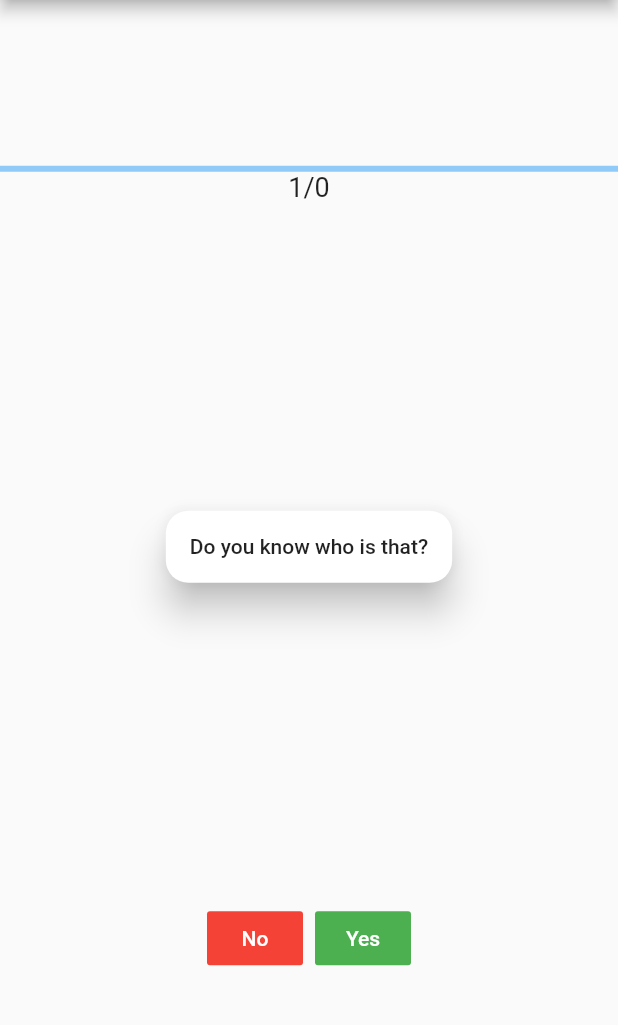
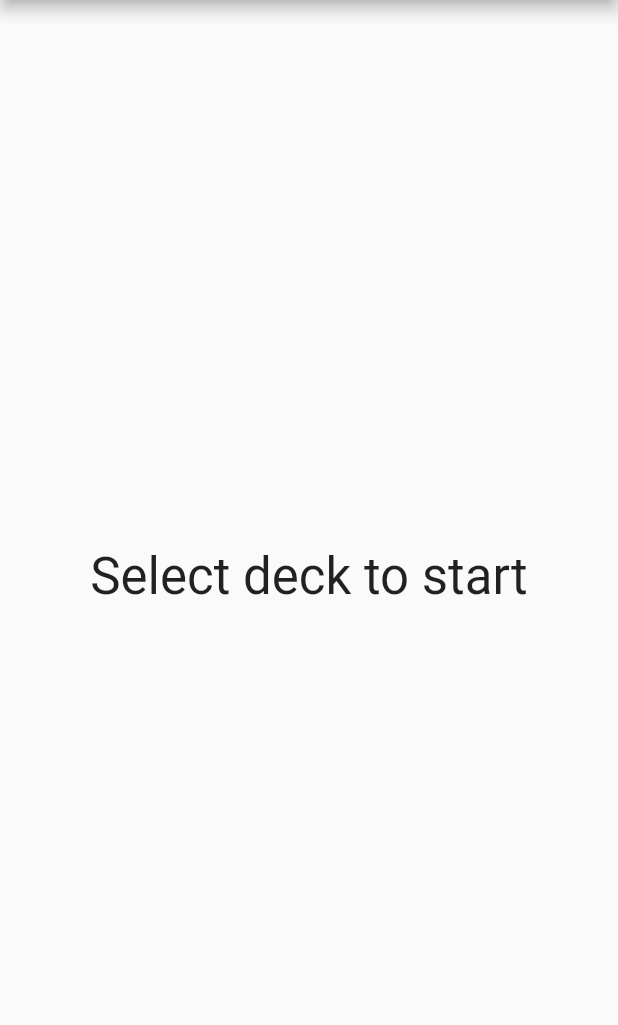
Before and after one commit to flabbet/WhoIsWho-Game, a Flutter app: the screen it shows after launch, after a tap on "Open Deck", on a phone screen of 412 x 824 dp, the part 84-1109 px from its top. Run offline on Flutter 3.47's test engine with Material 2 defaults, Android fonts, the phone set to English and light mode, and no system bars; drawn by our look-alikes of flip_card.

Commit message:
Polishes

```diff
--- a/who_is_who/lib/main.dart
+++ b/who_is_who/lib/main.dart
@@ -7,6 +7,7 @@ import 'package:flip_card/flip_card.dart';
 import 'package:flutter/cupertino.dart';
 import 'package:flutter/material.dart';
 import 'package:flutter/painting.dart';
+import 'package:flutter/rendering.dart';
 import 'package:flutter/scheduler.dart';
 import 'package:path_provider/path_provider.dart';
 import 'package:who_is_who/popups.dart';
@@ -52,6 +53,7 @@ class _GameHomePageState extends State<GameHomePage> {
   bool tappedAgain = false;
   GlobalKey<FlipCardState> cardKey = GlobalKey<FlipCardState>();
   String deckPath;
+  bool deckIsLoading = false;
 
   @override
   void initState() {
@@ -88,7 +90,9 @@ class _GameHomePageState extends State<GameHomePage> {
         cardKey.currentState.toggleCard();
       }
       tappedAgain = false;
+      deckIsLoading = false;
       stopwatch.start();
+      stopwatch.reset();
       updateStopwatch();
     });
   }
@@ -194,11 +198,15 @@ class _GameHomePageState extends State<GameHomePage> {
   }
 
   void getDeckFromUrl(String url) async {
+    setState(() {
+          deckIsLoading = true;
+    });
     var path = (await getTemporaryDirectory()).path;
-    File file = await downloadDeck(url, path, "deck1.deck");
+    File file = await downloadDeck(url, path, "deck.deck");
     String rootDirName = decompressDeck(await file.readAsBytes(), path);
     deckPath = "$path/out/$rootDirName";
     loadDeckJson("${deckPath}data.json");
+    deckIsLoading = false;
   }
 
   @override
@@ -219,7 +227,7 @@ class _GameHomePageState extends State<GameHomePage> {
         ],
       ),
       body: Center(
-        child: Column(
+        child: deckIsLoading ? CircularProgressIndicator() : _questionsCount == 0 ? Text("Select deck to start", style: TextStyle(fontSize: 34),) :Column(
           mainAxisAlignment: MainAxisAlignment.center,
           children: <Widget>[
             LinearProgressIndicator(value: _elapsedTime),
@@ -273,7 +281,7 @@ class _GameHomePageState extends State<GameHomePage> {
                     children: <Widget>[
                       Text(
                           tappedAgain ? cardItems[currentPersonIndex].name : "",
-                          style: TextStyle(fontSize: 34, color: Colors.white)),
+                          style: TextStyle(fontSize: 34, color: Colors.white), textAlign: TextAlign.center),
                       Padding(
                         padding: const EdgeInsets.all(8.0),
                         child: Text(
@@ -281,7 +289,7 @@ class _GameHomePageState extends State<GameHomePage> {
                                 ? cardItems[currentPersonIndex].description
                                 : "",
                             style: TextStyle(fontSize: 22,
-                                color: Colors.white70)),
+                                color: Colors.white70), textAlign: TextAlign.center),
                       )
                     ],
                   ),
--- a/who_is_who/lib/popups.dart
+++ b/who_is_who/lib/popups.dart
@@ -1,30 +1,46 @@
 import 'package:flutter/material.dart';
 
-class Popups{
-
+class Popups {
   static AlertDialog openDeckPopup(BuildContext context, Function onOpenDeck) {
     final controller = TextEditingController();
     return AlertDialog(
       shape: RoundedRectangleBorder(
-          borderRadius: BorderRadius.all(Radius.circular(5))
-      ),
+          borderRadius: BorderRadius.all(Radius.circular(5))),
       content: Column(
         mainAxisSize: MainAxisSize.min,
         children: <Widget>[
+          Text("Choose Existing"),
+          OutlineButton(
+             shape: RoundedRectangleBorder(borderRadius: BorderRadius.circular(5)),
+              borderSide: BorderSide(width: 1),
+              onPressed: () {
+                onOpenDeck(
+                    "https://github.com/flabbet/WhoIsWho-Game/blob/master/decks/Actors.deck?raw=true");
+                Navigator.of(context).pop();
+              },
+              child: Text("Actors")),
+          OutlineButton(
+            shape: RoundedRectangleBorder(borderRadius: BorderRadius.circular(5)),
+              borderSide: BorderSide(width: 1),
+              onPressed: () {
+                onOpenDeck(
+                    "https://github.com/flabbet/WhoIsWho-Game/blob/master/decks/PolishMonarchs.deck?raw=true");
+                Navigator.of(context).pop();
+              },
+              child: Text("Polish Monarchs")),
+          Text("Or enter URL"),
           TextField(
             controller: controller,
-            decoration: InputDecoration(
-                hintText: "Enter deck url"
-            ),
+            decoration: InputDecoration(hintText: "Enter deck url"),
           ),
-          FlatButton(child: Text("Open deck"), onPressed: ()
-          {
-            onOpenDeck(controller.text);
-            Navigator.of(context).pop();
-            })
+          FlatButton(
+              child: Text("Open deck"),
+              onPressed: () {
+                onOpenDeck(controller.text);
+                Navigator.of(context).pop();
+              })
         ],
       ),
     );
   }
-
 }
```
